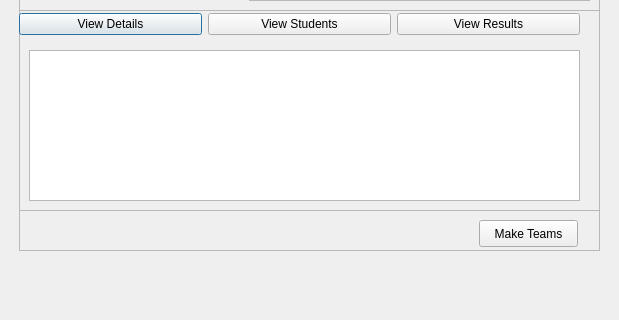
The window that manageprojectsview.ui (abhinavthukral28/stuPID) describes before a commit, drawn with Qt 5; both pictures show x 181 to 800 and y 280 to 600 of the 800 by 600 pixel window.
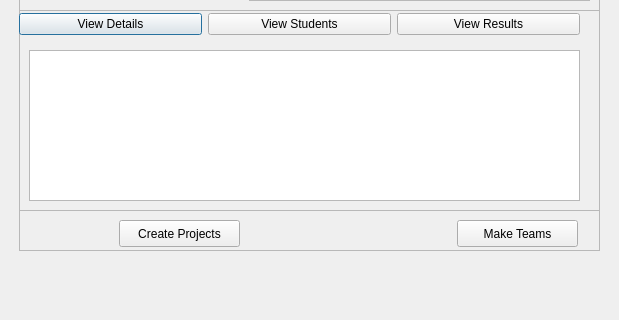
The same window after the commit.

The edit to the form file:
```diff
--- a/manageprojectsview.ui
+++ b/manageprojectsview.ui
@@ -191,9 +191,9 @@
     <widget class="QPushButton" name="makeTeamsButton">
      <property name="geometry">
       <rect>
-       <x>460</x>
+       <x>438</x>
        <y>480</y>
-       <width>99</width>
+       <width>121</width>
        <height>27</height>
       </rect>
      </property>
@@ -201,6 +201,19 @@
       <string>Make Teams</string>
      </property>
     </widget>
+    <widget class="QPushButton" name="createProjectButton">
+     <property name="geometry">
+      <rect>
+       <x>100</x>
+       <y>480</y>
+       <width>121</width>
+       <height>27</height>
+      </rect>
+     </property>
+     <property name="text">
+      <string>Create Projects</string>
+     </property>
+    </widget>
    </widget>
   </widget>
   <widget class="QStatusBar" name="statusbar">
```
